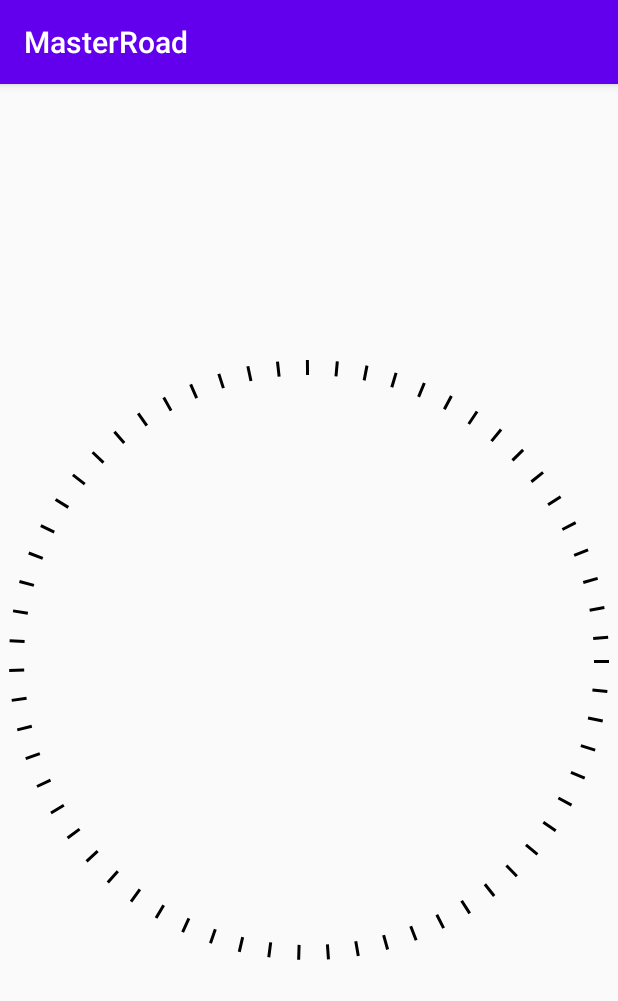
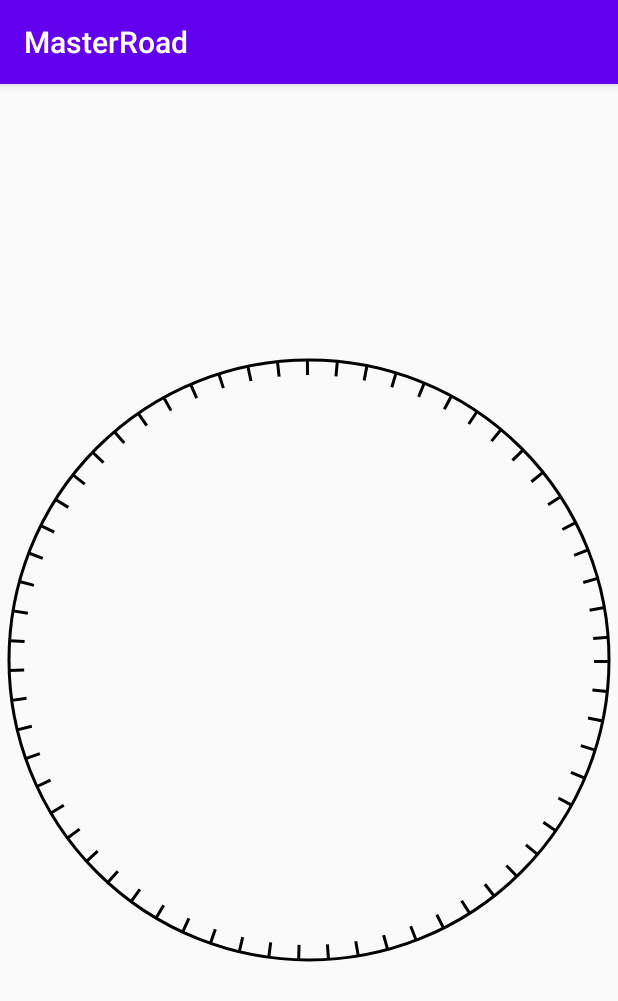
Before and after one commit to jiaoyaning/MasterRoad, an Android app: the screen it shows after launch (MainActivity), on a phone screen of 412 x 824 dp. Shown: the top 1001 px of the screen. Run offline under Robolectric (Android 15) with nearby library versions, the phone set to English and light mode, and no system bars.

Commit message:
update 修改

```diff
--- a/custom_view/src/main/java/com/jyn/custom_view/views/Dashboard.java
+++ b/custom_view/src/main/java/com/jyn/custom_view/views/Dashboard.java
@@ -21,6 +21,7 @@ public class Dashboard extends View {
     Paint mPaint;
     float RADIUS = 300;
     Path dash = new Path();
+    private PathDashPathEffect pathDashPathEffect;
 
     public Dashboard(Context context) {
         this(context, null);
@@ -43,8 +44,8 @@ public class Dashboard extends View {
         dash.addRect(0, 0,
                 DensityUtils.dp2px(getContext(), 2), DensityUtils.dp2px(getContext(), 10),
                 Path.Direction.CW);
-        PathDashPathEffect pathDashPathEffect = new PathDashPathEffect(dash,DensityUtils.dp2px(getContext(), 20),0, PathDashPathEffect.Style.ROTATE);
-        mPaint.setPathEffect(pathDashPathEffect);
+        pathDashPathEffect = new PathDashPathEffect(dash, DensityUtils.dp2px(getContext(), 20),
+                0, PathDashPathEffect.Style.ROTATE);
     }
 
     @Override
@@ -60,5 +61,8 @@ public class Dashboard extends View {
                 (getWidth() >> 1) + RADIUS,
                 (getHeight() >> 1) + RADIUS);
         canvas.drawOval(rectF, mPaint);
+        mPaint.setPathEffect(pathDashPathEffect);
+        canvas.drawOval(rectF, mPaint);
+        mPaint.setPathEffect(null);
     }
 }
```
